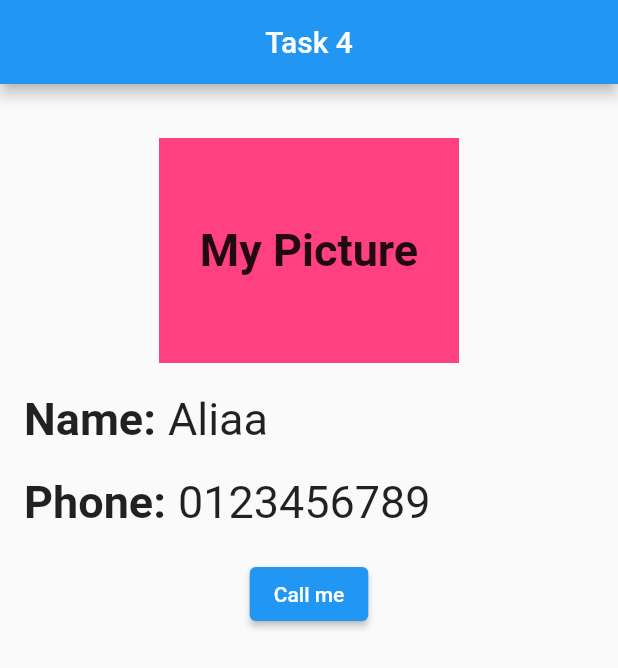
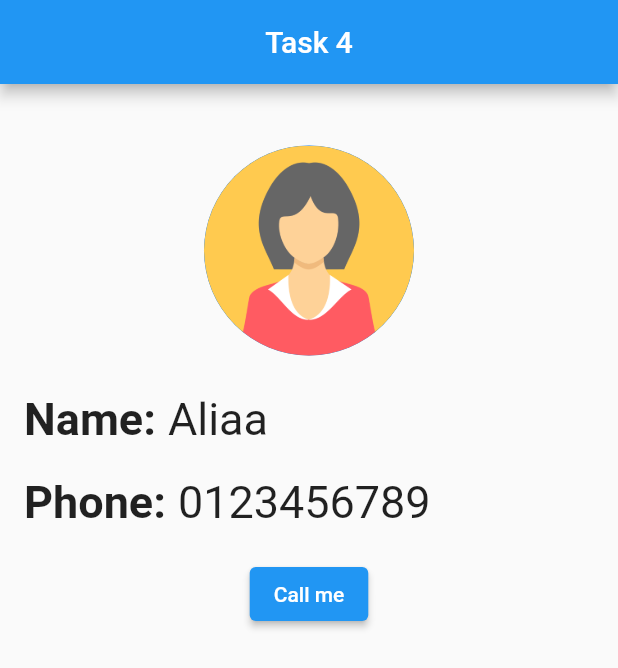
Before and after one commit to AliaaKaram/FlutterWorkshop-Task4, a Flutter app: the screen it shows after launch, on a phone screen of 412 x 824 dp. Shown: the top 668 px of the screen. Run offline on Flutter 3.47's test engine with Material 2 defaults, Android fonts, the phone set to English and light mode, and no system bars.

Commit message:
Add My Picture

```diff
--- a/lib/CVScreen.dart
+++ b/lib/CVScreen.dart
@@ -18,12 +18,16 @@ class CVScreen extends StatelessWidget {
               SizedBox(height: 20,),
               Center(
                 child: Container(
-                  color: Colors.pinkAccent,
                   width: 200,
                   height: 150,
                   child: Center(child: Padding(
                     padding:  EdgeInsets.all(2.0),
-                    child: Center(child: Text("My Picture", style: TextStyle(fontWeight: FontWeight.bold, fontSize: 30),)),
+                    child: Center(child:
+                    CircleAvatar(
+                      radius: 70,
+                      backgroundImage: AssetImage('Assets/Images/human.png'),
+                    ),
+                  ),
                   )),
                 ),
               ),
```
Also changed, not shown: pubspec.yaml (+4 -3 lines), Assets/Images/human.png (added).
